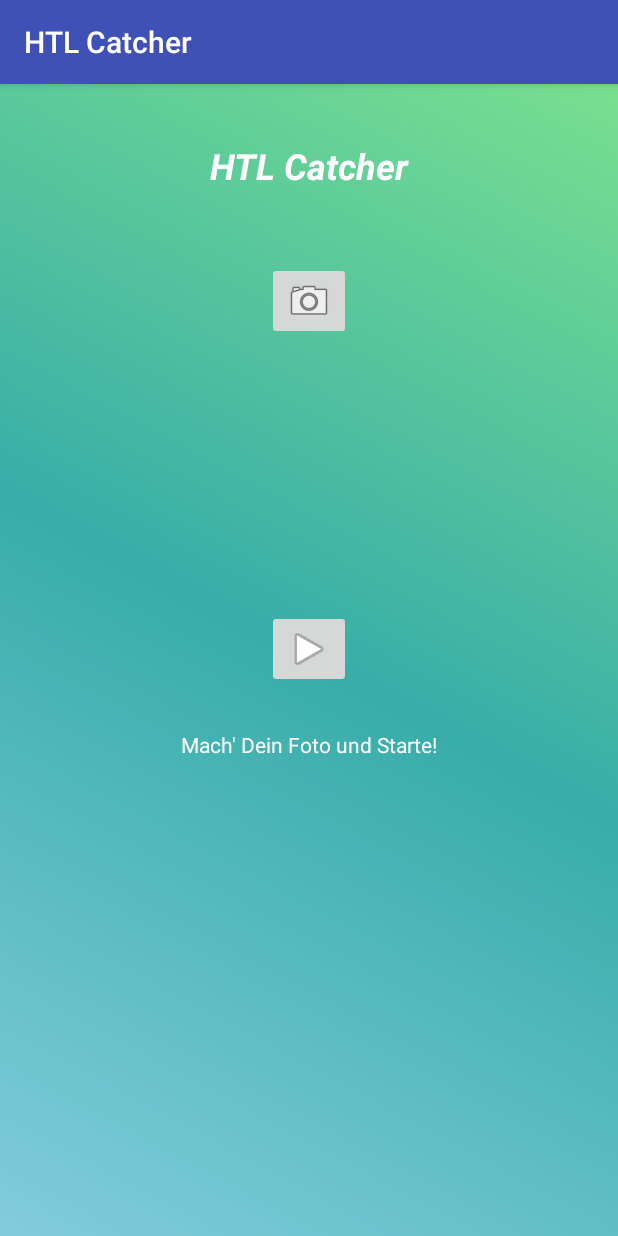
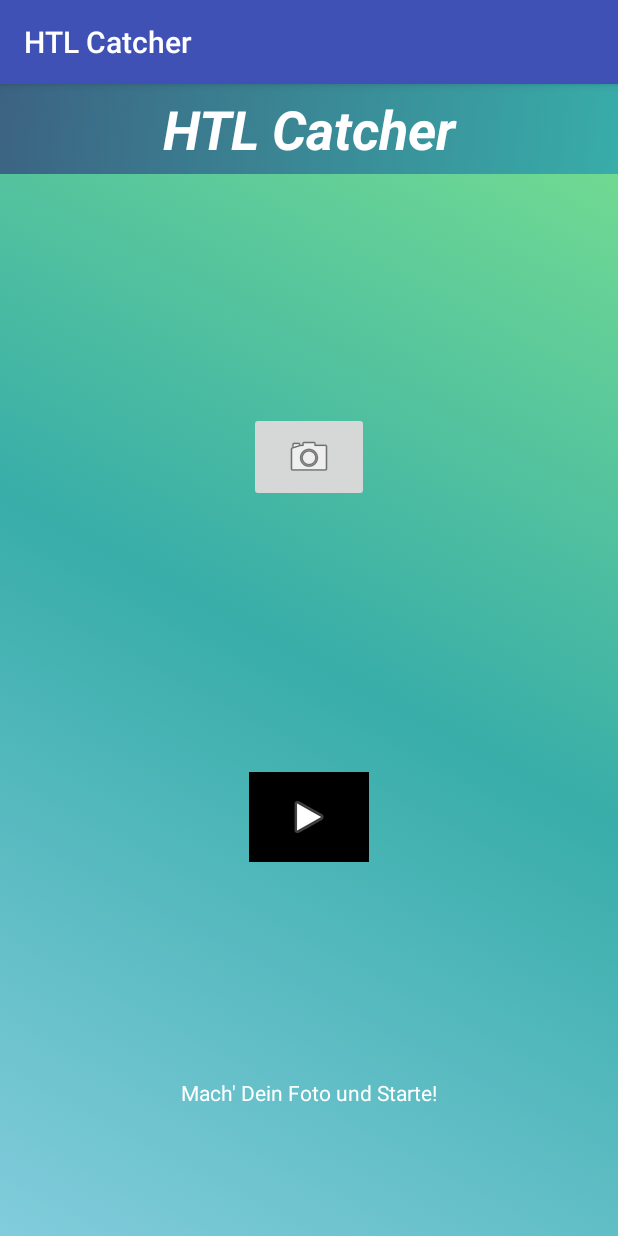
Before and after one commit to htl-anichstrasse/htl-catcher, an Android app: the screen it shows after launch (MainActivity), on a phone screen of 412 x 824 dp. Run offline under Robolectric (Android 15) with nearby library versions, the phone set to English and light mode, and no system bars.

Commit message:
Added .xml file to determine the dimension of buttons.

```diff
--- a/app/src/main/res/drawable/background_title.xml
+++ b/app/src/main/res/drawable/background_title.xml
@@ -1,4 +1,12 @@
 <?xml version="1.0" encoding="utf-8"?>
 <selector xmlns:android="http://schemas.android.com/apk/res/android">
-
+  <item>
+    <shape>
+      <gradient
+        android:angle = "135"
+        android:startColor = "#38ada9"
+        android:endColor = "#3c6382"
+      />
+    </shape>
+  </item>
 </selector>
--- a/app/src/main/res/layout/activity_main.xml
+++ b/app/src/main/res/layout/activity_main.xml
@@ -1,65 +1,76 @@
-<?xml version="1.0" encoding="utf-8"?>
-<android.support.constraint.ConstraintLayout xmlns:android="http://schemas.android.com/apk/res/android"
-  xmlns:app="http://schemas.android.com/apk/res-auto"
-  xmlns:tools="http://schemas.android.com/tools"
-  android:layout_width="match_parent"
-  android:layout_height="match_parent"
-  android:background="@drawable/background_main"
-  tools:context="org.htlanich.htlcatcher.intro.MainActivity">
+<?xml version = "1.0" encoding = "utf-8"?>
+
+<android.support.constraint.ConstraintLayout
+  xmlns:android = "http://schemas.android.com/apk/res/android"
+  xmlns:app = "http://schemas.android.com/apk/res-auto"
+  xmlns:tools = "http://schemas.android.com/tools"
+  android:layout_width = "match_parent"
+  android:layout_height = "match_parent"
+  android:background = "@drawable/background_main"
+  tools:context = "org.htlanich.htlcatcher.intro.MainActivity"
+>
 
   <TextView
-    android:id="@+id/textView"
-    android:layout_width="wrap_content"
-    android:layout_height="wrap_content"
-    android:text="@string/htl_catcher"
-    android:textColor="#ffffffff"
-    android:textSize="24sp"
-    android:textStyle="bold|italic"
-    app:layout_constraintBottom_toBottomOf="parent"
-    app:layout_constraintLeft_toLeftOf="parent"
-    app:layout_constraintRight_toRightOf="parent"
-    app:layout_constraintTop_toTopOf="parent"
-    app:layout_constraintVertical_bias="0.052" />
+    android:id = "@+id/textView"
+    android:layout_width = "match_parent"
+    android:layout_height = "60dp"
+    android:background = "@drawable/background_title"
+    android:gravity = "center"
+    android:text = "@string/htl_catcher"
+    android:textColor = "#ffffffff"
+    android:textSize = "36sp"
+    android:textStyle = "bold|italic"
+    app:layout_constraintBottom_toBottomOf = "parent"
+    app:layout_constraintHorizontal_bias = "0.0"
+    app:layout_constraintLeft_toLeftOf = "parent"
+    app:layout_constraintRight_toRightOf = "parent"
+    app:layout_constraintTop_toTopOf = "parent"
+    app:layout_constraintVertical_bias = "0.0"
+  />
 
   <ImageButton
-    android:id="@+id/takePhotoBt"
-    android:layout_width="wrap_content"
-    android:layout_height="wrap_content"
-    android:contentDescription="@string/take_photo"
-    android:onClick="photo1"
-    app:layout_constraintBottom_toBottomOf="parent"
-    app:layout_constraintEnd_toEndOf="parent"
-    app:layout_constraintLeft_toLeftOf="parent"
-    app:layout_constraintRight_toRightOf="parent"
-    app:layout_constraintStart_toStartOf="parent"
-    app:layout_constraintTop_toBottomOf="@+id/textView"
-    app:layout_constraintVertical_bias="0.074"
-    app:srcCompat="@android:drawable/ic_menu_camera" />
+    android:id = "@+id/takePhotoBt"
+    android:layout_width = "@dimen/button_width"
+    android:layout_height = "@dimen/button_height"
+    android:text = "@string/permission_not_granted"
+    android:contentDescription = "@string/take_photo"
+    android:onClick = "photo1"
+    app:layout_constraintBottom_toBottomOf = "parent"
+    app:layout_constraintEnd_toEndOf = "parent"
+    app:layout_constraintHorizontal_bias = "0.501"
+    app:layout_constraintLeft_toLeftOf = "parent"
+    app:layout_constraintRight_toRightOf = "parent"
+    app:layout_constraintStart_toStartOf = "parent"
+    app:layout_constraintTop_toBottomOf = "@+id/textView"
+    app:layout_constraintVertical_bias = "0.245"
+    app:srcCompat = "@android:drawable/ic_menu_camera"
+  />
 
   <ImageButton
-    android:id="@+id/playBt"
-    android:layout_width="wrap_content"
-    android:layout_height="wrap_content"
-    android:layout_marginTop="180dp"
-    android:contentDescription="@string/start_game"
-    android:onClick="play"
-    app:layout_constraintLeft_toLeftOf="parent"
-    app:layout_constraintRight_toRightOf="parent"
-    app:layout_constraintTop_toBottomOf="@+id/takePhotoBt"
-    app:srcCompat="@android:drawable/ic_media_play" />
+    android:id = "@+id/playBt"
+    android:layout_width = "@dimen/button_width"
+    android:layout_height = "@dimen/button_height"
+    android:layout_marginTop = "180dp"
+    android:contentDescription = "@string/start_game"
+    android:onClick = "play"
+    android:background = "#000000"
+    app:layout_constraintLeft_toLeftOf = "parent"
+    app:layout_constraintRight_toRightOf = "parent"
+    app:layout_constraintTop_toBottomOf = "@+id/takePhotoBt"
+    app:srcCompat = "@android:drawable/ic_media_play"
+  />
 
   <TextView
-    android:id="@+id/descTxt"
-    android:layout_width="wrap_content"
-    android:layout_height="44dp"
-    android:layout_marginTop="28dp"
-    android:maxLines="2"
-    android:text="@string/photo_and_start"
-    android:textAlignment="center"
-    android:textColor="#ffffffff"
-    app:layout_constraintHorizontal_bias="0.502"
-    app:layout_constraintLeft_toLeftOf="parent"
-    app:layout_constraintRight_toRightOf="parent"
-    app:layout_constraintTop_toBottomOf="@+id/playBt" />
+    android:id = "@+id/descTxt"
+    android:layout_width = "wrap_content"
+    android:layout_height = "44dp"
+    android:layout_marginTop = "144dp"
+    android:maxLines = "2"
+    android:text = "@string/photo_and_start"
+    android:textAlignment = "center"
+    android:textColor = "#ffffffff"
+    app:layout_constraintLeft_toLeftOf = "parent"
+    app:layout_constraintRight_toRightOf = "parent"
+    app:layout_constraintTop_toBottomOf = "@+id/playBt" />
 
 </android.support.constraint.ConstraintLayout>
--- /dev/null
+++ b/app/src/main/res/values/button_dimensions.xml
@@ -0,0 +1,5 @@
+<?xml version="1.0" encoding="utf-8"?>
+<resources>
+  <dimen name = "button_width">80dp</dimen>
+  <dimen name = "button_height">60dp</dimen>
+</resources>
```
